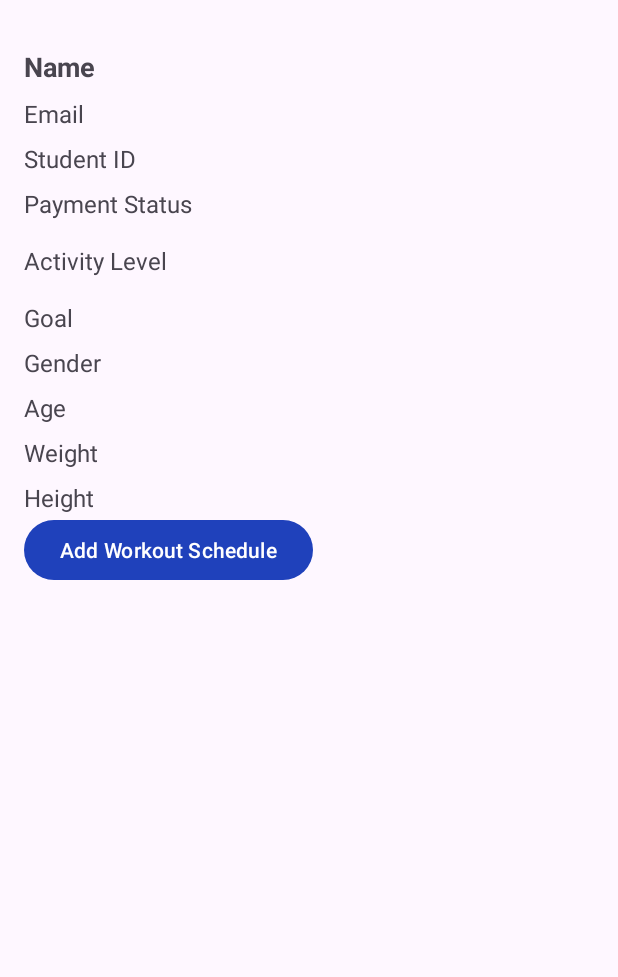
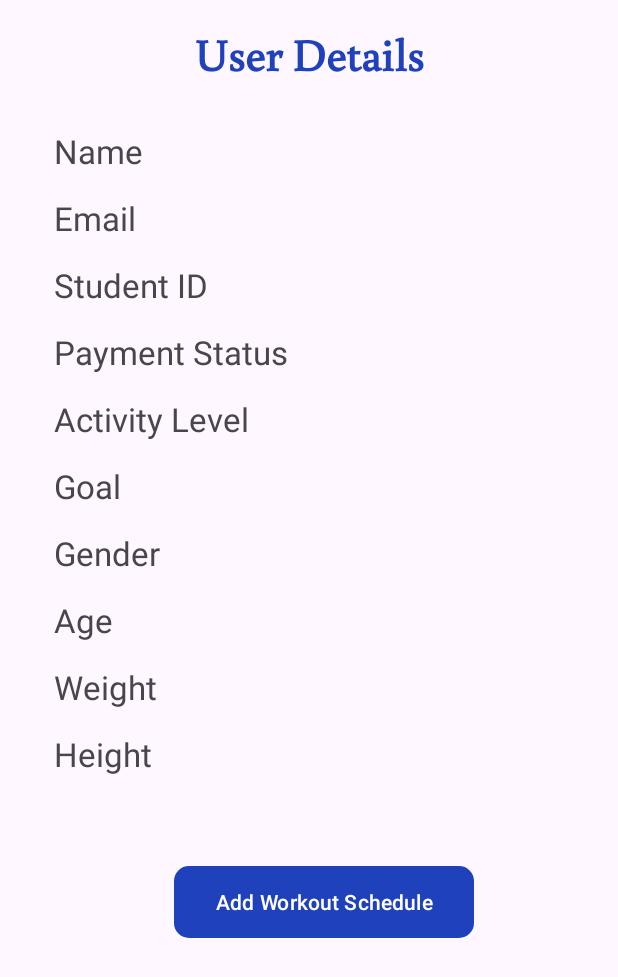
Before and after one commit to HasanChamara/Android_Fitness_App_Java, an Android app: the ViewUserDataActivity screen opened directly, with no data from a screen before it, on a phone screen of 412 x 824 dp. Shown: the top 977 px of the screen. Run offline under Robolectric (Android 15) with nearby library versions, the phone set to English and light mode, and no system bars; our stand-ins replace Firebase (no records; nobody signed in at launch, a user with empty details on screens opened directly).

Commit message:
UI Update

```diff
--- a/app/src/main/res/layout/activity_view_user_data.xml
+++ b/app/src/main/res/layout/activity_view_user_data.xml
@@ -2,101 +2,127 @@
     xmlns:tools="http://schemas.android.com/tools"
     android:layout_width="match_parent"
     android:layout_height="match_parent"
+    android:layout_marginLeft="20dp"
     android:padding="16dp">
+
+  <TextView
+      android:layout_width="match_parent"
+      android:layout_height="wrap_content"
+      android:text="User Details"
+      android:layout_marginRight="20dp"
+      android:gravity="center"
+      android:textSize="30dp"
+      android:textStyle="bold"
+      android:id="@+id/userdetails"
+      android:fontFamily="@font/buenard_regular"
+      android:textColor="@color/theme_blue"/>
 
   <TextView
       android:id="@+id/userNameTextView"
       android:layout_width="wrap_content"
       android:layout_height="wrap_content"
+      android:layout_below="@id/userdetails"
       android:text="Name"
-      android:textStyle="bold"
-      android:textSize="18sp"
-      android:layout_marginTop="16dp"/>
+      android:textSize="22dp"
+      android:layout_marginTop="30dp"/>
 
   <TextView
       android:id="@+id/emailTextView"
       android:layout_width="wrap_content"
       android:layout_height="wrap_content"
       android:text="Email"
-      android:textSize="16sp"
+      android:textSize="22dp"
       android:layout_below="@id/userNameTextView"
-      android:layout_marginTop="8dp"/>
+      android:layout_marginTop="15dp"/>
 
   <TextView
       android:id="@+id/studentIdTextView"
       android:layout_width="wrap_content"
       android:layout_height="wrap_content"
       android:text="Student ID"
-      android:textSize="16sp"
+      android:textSize="22dp"
       android:layout_below="@id/emailTextView"
-      android:layout_marginTop="8dp"/>
+      android:layout_marginTop="15dp"/>
 
   <TextView
       android:id="@+id/paymentStatusTextView"
       android:layout_width="wrap_content"
       android:layout_height="wrap_content"
       android:text="Payment Status"
-      android:textSize="16sp"
+      android:textSize="22dp"
       android:layout_below="@id/studentIdTextView"
-      android:layout_marginTop="8dp"/>
+      android:layout_marginTop="15dp"/>
 
   <TextView
       android:id="@+id/activityLevelTextView"
       android:layout_width="wrap_content"
       android:layout_height="wrap_content"
       android:text="Activity Level"
-      android:textSize="16sp"
+      android:textSize="22dp"
       android:layout_below="@id/paymentStatusTextView"
-      android:layout_marginTop="16dp"/>
+      android:layout_marginTop="15dp"/>
 
   <TextView
       android:id="@+id/goalTextView"
       android:layout_width="wrap_content"
       android:layout_height="wrap_content"
       android:text="Goal"
-      android:textSize="16sp"
+      android:textSize="22dp"
       android:layout_below="@id/activityLevelTextView"
-      android:layout_marginTop="16dp"/>
+      android:layout_marginTop="15dp"/>
 
   <TextView
       android:id="@+id/genderTextView"
       android:layout_width="wrap_content"
       android:layout_height="wrap_content"
       android:text="Gender"
-      android:textSize="16sp"
+      android:textSize="22dp"
       android:layout_below="@id/goalTextView"
-      android:layout_marginTop="8dp"/>
+      android:layout_marginTop="15dp"/>
 
   <TextView
       android:id="@+id/ageTextView"
       android:layout_width="wrap_content"
       android:layout_height="wrap_content"
       android:text="Age"
-      android:textSize="16sp"
+      android:textSize="22dp"
       android:layout_below="@id/genderTextView"
-      android:layout_marginTop="8dp"/>
+      android:layout_marginTop="15dp"/>
 
   <TextView
       android:id="@+id/weightTextView"
       android:layout_width="wrap_content"
       android:layout_height="wrap_content"
       android:text="Weight"
-      android:textSize="16sp"
+      android:textSize="22dp"
       android:layout_below="@id/ageTextView"
-      android:layout_marginTop="8dp"/>
+      android:layout_marginTop="15dp"/>
 
   <TextView
       android:id="@+id/heightTextView"
       android:layout_width="wrap_content"
       android:layout_height="wrap_content"
       android:text="Height"
-      android:textSize="16sp"
+      android:textSize="22dp"
       android:layout_below="@id/weightTextView"
-      android:layout_marginTop="8dp"/>
+      android:layout_marginTop="15dp"/>
+
+  <LinearLayout
+      android:layout_width="match_parent"
+      android:layout_height="wrap_content"
+      android:orientation="vertical"
+      android:layout_below="@id/heightTextView"
+      android:layout_marginTop="20dp"
+      android:gravity="center">
+
   <Button
       android:id="@+id/workOutScheduleAdd"
-      android:layout_width="wrap_content"
+      android:layout_width="200dp"
       android:layout_height="wrap_content"
+      android:layout_marginTop="40dp"
+      android:background="@drawable/mybutton"
       android:layout_below="@id/heightTextView"
       android:text="Add Workout Schedule"/>
+
+  </LinearLayout>
 </RelativeLayout>
--- a/app/src/main/res/layout/fragment_profile.xml
+++ b/app/src/main/res/layout/fragment_profile.xml
@@ -47,8 +47,7 @@
         <com.google.android.material.card.MaterialCardView
             android:layout_width="match_parent"
             android:layout_height="wrap_content"
-            android:layout_marginTop="10dp"
-            >
+            android:layout_marginTop="10dp">
 
             <LinearLayout
                 android:layout_width="match_parent"
```
Also changed, not shown: app/src/main/res/font/buenard_regular.ttf (added).
